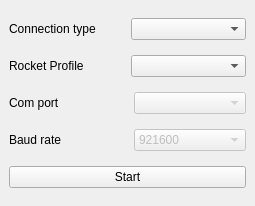
UBC-Rocket/UBCRocketGroundStation, file qt_files/com_window.ui: the form before one commit.
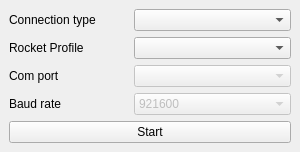
The form after the commit.

Commit message: Cleaned up com_window

Patch:
```diff
--- a/qt_files/com_window.ui
+++ b/qt_files/com_window.ui
@@ -6,49 +6,70 @@
    <rect>
     <x>0</x>
     <y>0</y>
-    <width>255</width>
-    <height>206</height>
+    <width>300</width>
+    <height>147</height>
    </rect>
   </property>
+  <property name="sizePolicy">
+   <sizepolicy hsizetype="Fixed" vsizetype="Fixed">
+    <horstretch>0</horstretch>
+    <verstretch>0</verstretch>
+   </sizepolicy>
+  </property>
   <property name="windowTitle">
    <string>MainWindow</string>
   </property>
   <widget class="QWidget" name="centralwidget">
+   <property name="sizePolicy">
+    <sizepolicy hsizetype="Maximum" vsizetype="Maximum">
+     <horstretch>0</horstretch>
+     <verstretch>0</verstretch>
+    </sizepolicy>
+   </property>
    <layout class="QVBoxLayout" name="verticalLayout">
+    <property name="sizeConstraint">
+     <enum>QLayout::SetNoConstraint</enum>
+    </property>
     <item>
-     <layout class="QHBoxLayout" name="horizontalLayout">
-      <item>
+     <layout class="QFormLayout" name="formLayout">
+      <property name="sizeConstraint">
+       <enum>QLayout::SetDefaultConstraint</enum>
+      </property>
+      <item row="0" column="0">
        <widget class="QLabel" name="label_3">
         <property name="text">
          <string>Connection type</string>
         </property>
        </widget>
       </item>
-      <item>
-       <widget class="QComboBox" name="typeBox"/>
+      <item row="0" column="1">
+       <widget class="QComboBox" name="typeBox">
+        <property name="sizePolicy">
+         <sizepolicy hsizetype="Expanding" vsizetype="Fixed">
+          <horstretch>0</horstretch>
+          <verstretch>0</verstretch>
+         </sizepolicy>
+        </property>
+       </widget>
       </item>
-     </layout>
-    </item>
-    <item>
-     <layout class="QHBoxLayout" name="horizontalLayout_4">
-      <item>
+      <item row="1" column="0">
        <widget class="QLabel" name="label_4">
         <property name="text">
          <string>Rocket Profile</string>
         </property>
        </widget>
       </item>
-      <item>
-       <widget class="QComboBox" name="rocketBox"/>
+      <item row="1" column="1">
+       <widget class="QComboBox" name="rocketBox">
+        <property name="sizePolicy">
+         <sizepolicy hsizetype="Expanding" vsizetype="Fixed">
+          <horstretch>0</horstretch>
+          <verstretch>0</verstretch>
+         </sizepolicy>
+        </property>
+       </widget>
       </item>
-     </layout>
-    </item>
-    <item>
-     <layout class="QHBoxLayout" name="horizontalLayout_2">
-      <property name="sizeConstraint">
-       <enum>QLayout::SetDefaultConstraint</enum>
-      </property>
-      <item>
+      <item row="2" column="0">
        <widget class="QLabel" name="label">
         <property name="sizePolicy">
          <sizepolicy hsizetype="Minimum" vsizetype="Minimum">
@@ -67,18 +88,20 @@
         </property>
        </widget>
       </item>
-      <item>
+      <item row="2" column="1">
        <widget class="QComboBox" name="comBox">
         <property name="enabled">
          <bool>false</bool>
         </property>
+        <property name="sizePolicy">
+         <sizepolicy hsizetype="Expanding" vsizetype="Fixed">
+          <horstretch>0</horstretch>
+          <verstretch>0</verstretch>
+         </sizepolicy>
+        </property>
        </widget>
       </item>
-     </layout>
-    </item>
-    <item>
-     <layout class="QHBoxLayout" name="horizontalLayout_3">
-      <item>
+      <item row="3" column="0">
        <widget class="QLabel" name="label_2">
         <property name="sizePolicy">
          <sizepolicy hsizetype="Minimum" vsizetype="Minimum">
@@ -106,11 +129,17 @@
         </property>
        </widget>
       </item>
-      <item>
+      <item row="3" column="1">
        <widget class="QComboBox" name="baudBox">
         <property name="enabled">
          <bool>false</bool>
         </property>
+        <property name="sizePolicy">
+         <sizepolicy hsizetype="Expanding" vsizetype="Fixed">
+          <horstretch>0</horstretch>
+          <verstretch>0</verstretch>
+         </sizepolicy>
+        </property>
         <item>
          <property name="text">
           <string>921600</string>
@@ -127,6 +156,12 @@
     </item>
     <item>
      <widget class="QPushButton" name="doneButton">
+      <property name="sizePolicy">
+       <sizepolicy hsizetype="Expanding" vsizetype="Fixed">
+        <horstretch>0</horstretch>
+        <verstretch>0</verstretch>
+       </sizepolicy>
+      </property>
       <property name="text">
        <string>Start</string>
       </property>
```
Left out of the diff: 2 changed lines with no effect on the pictures. The commit also changes 1 other file.
